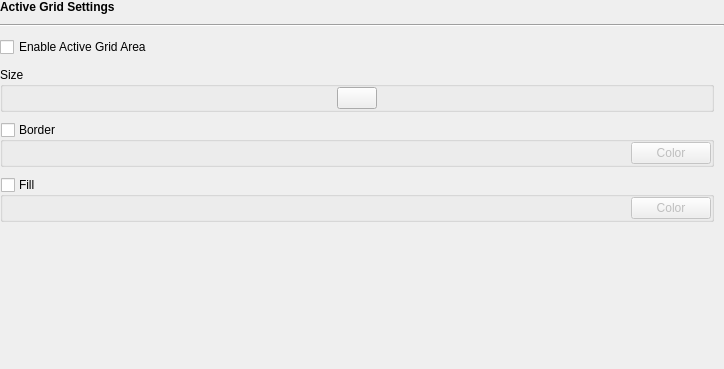
Above: src/airunner/components/art/gui/widgets/active_grid_settings/templates/active_grid_settings.ui from Capsize-Games/airunner before the change. Below: the same form after it.
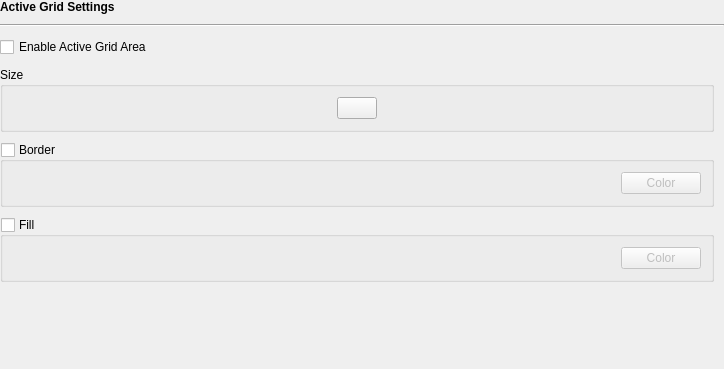
That is the form after the change. Icons and pictures are not drawn. Custom widgets are drawn as their Qt base class.

Commit message: modify image generation settings panel styles

The edit to the form file:
```diff
--- a/src/airunner/components/art/gui/widgets/active_grid_settings/templates/active_grid_settings.ui
+++ b/src/airunner/components/art/gui/widgets/active_grid_settings/templates/active_grid_settings.ui
@@ -49,7 +49,7 @@
         <x>0</x>
         <y>0</y>
         <width>724</width>
-        <height>296</height>
+        <height>294</height>
        </rect>
       </property>
       <layout class="QGridLayout" name="gridLayout_3">
@@ -93,16 +93,16 @@
          </property>
          <layout class="QHBoxLayout" name="horizontalLayout">
           <property name="leftMargin">
-           <number>0</number>
+           <number>10</number>
           </property>
           <property name="topMargin">
-           <number>0</number>
+           <number>10</number>
           </property>
           <property name="rightMargin">
-           <number>0</number>
+           <number>10</number>
           </property>
           <property name="bottomMargin">
-           <number>0</number>
+           <number>10</number>
           </property>
           <item>
            <widget class="SliderWidget" name="width_slider_widget" native="true">
@@ -243,16 +243,16 @@
          </property>
          <layout class="QHBoxLayout" name="horizontalLayout_3">
           <property name="leftMargin">
-           <number>0</number>
+           <number>10</number>
           </property>
           <property name="topMargin">
-           <number>0</number>
+           <number>10</number>
           </property>
           <property name="rightMargin">
-           <number>0</number>
+           <number>10</number>
           </property>
           <property name="bottomMargin">
-           <number>0</number>
+           <number>10</number>
           </property>
           <item>
            <widget class="SliderWidget" name="border_opacity_slider_widget" native="true">
@@ -338,16 +338,16 @@
          </property>
          <layout class="QHBoxLayout" name="horizontalLayout_2">
           <property name="leftMargin">
-           <number>0</number>
+           <number>10</number>
           </property>
           <property name="topMargin">
-           <number>0</number>
+           <number>10</number>
           </property>
           <property name="rightMargin">
-           <number>0</number>
+           <number>10</number>
           </property>
           <property name="bottomMargin">
-           <number>0</number>
+           <number>10</number>
           </property>
           <item>
            <widget class="SliderWidget" name="fill_opacity_slider_widget" native="true">
```
The commit also changes 6 other files.
